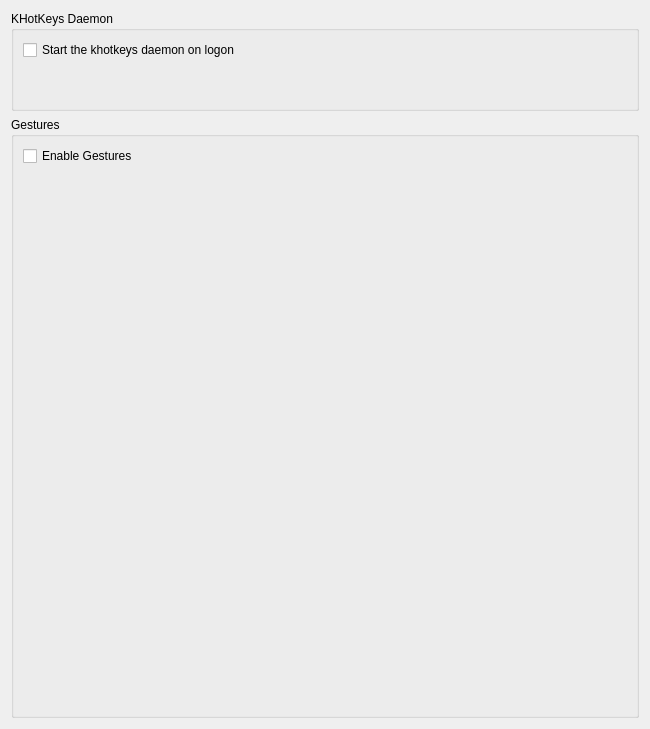
Old version of the form kcm_hotkeys/global_settings_widget.ui in the repository KDE/khotkeys.
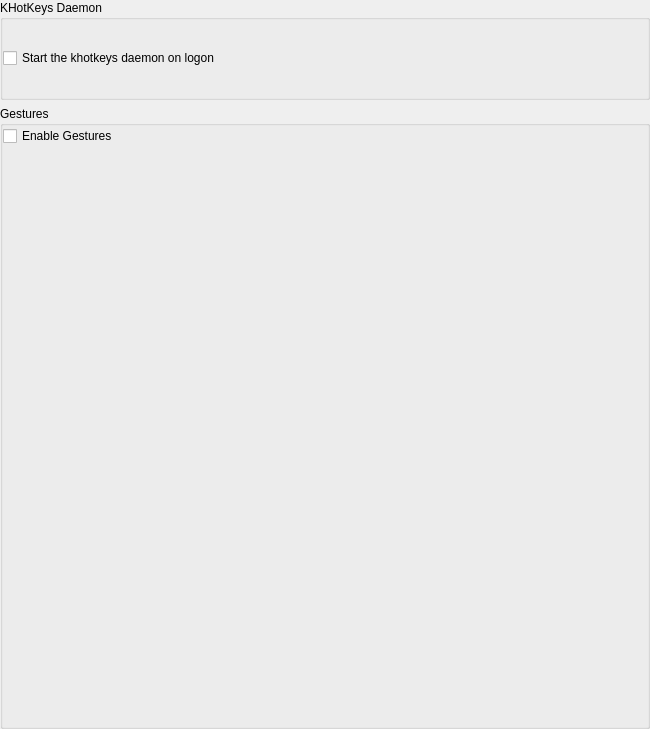
New version of the form.

Commit message: Remove double margins and some useless stuff. Global Settings still don't work tho.

Patch:
```diff
--- a/kcm_hotkeys/global_settings_widget.ui
+++ b/kcm_hotkeys/global_settings_widget.ui
@@ -10,6 +10,9 @@
    </rect>
   </property>
   <layout class="QVBoxLayout" name="verticalLayout_2" >
+   <property name="margin" >
+    <number>0</number>
+   </property>
    <item>
     <widget class="QGroupBox" name="groupBox" >
      <property name="sizePolicy" >
@@ -28,24 +31,16 @@
       <string>KHotKeys Daemon</string>
      </property>
      <layout class="QVBoxLayout" name="verticalLayout" >
+      <property name="margin" >
+       <number>0</number>
+      </property>
       <item>
-       <layout class="QGridLayout" name="gridLayout" >
-        <item row="0" column="0" >
          <widget class="QCheckBox" name="enabled" >
           <property name="text" >
            <string>Start the khotkeys daemon on logon</string>
           </property>
          </widget>
         </item>
-        <item row="1" column="0" >
-         <widget class="QLabel" name="label" >
-          <property name="text" >
-           <string/>
-          </property>
-         </widget>
-        </item>
-       </layout>
-      </item>
      </layout>
     </widget>
    </item>
@@ -55,6 +50,9 @@
       <string>Gestures</string>
      </property>
      <layout class="QFormLayout" name="formLayout" >
+      <property name="margin" >
+       <number>0</number>
+      </property>
       <item row="0" column="0" >
        <widget class="QCheckBox" name="gestures_enabled" >
         <property name="text" >
```
Lines whose indentation alone changed are shown as unchanged. The commit also changes 1 other file.
